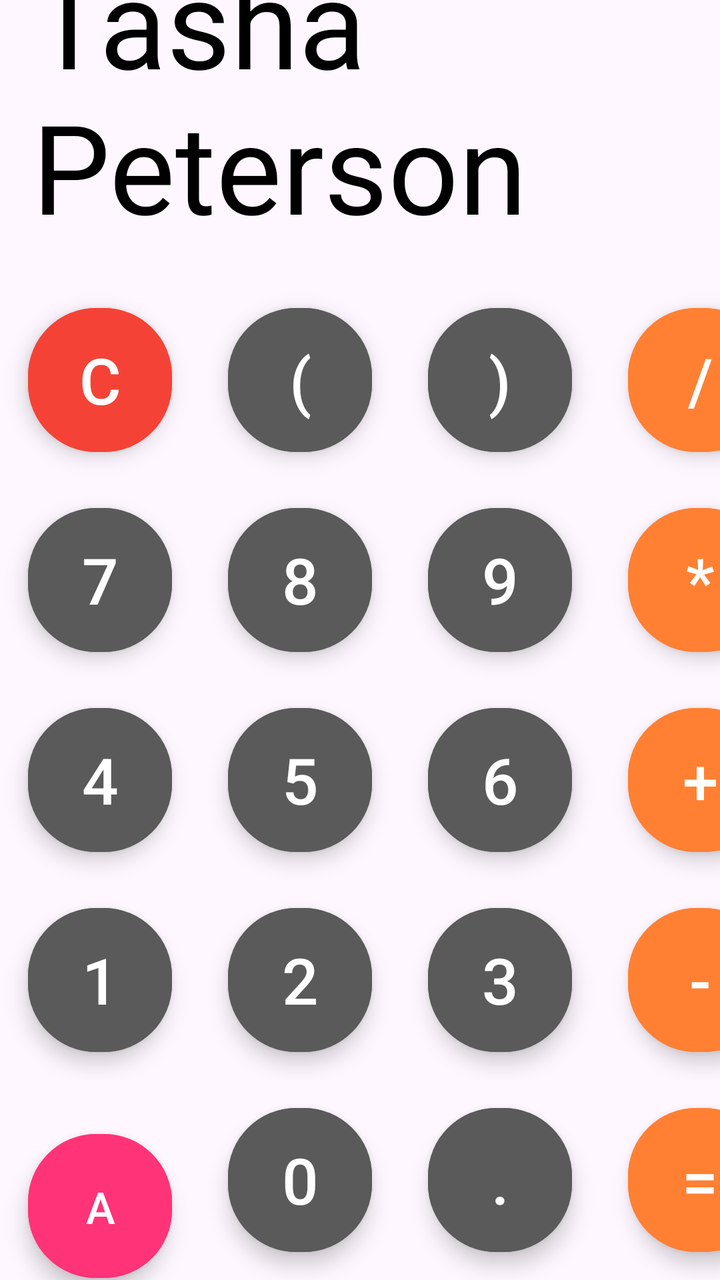
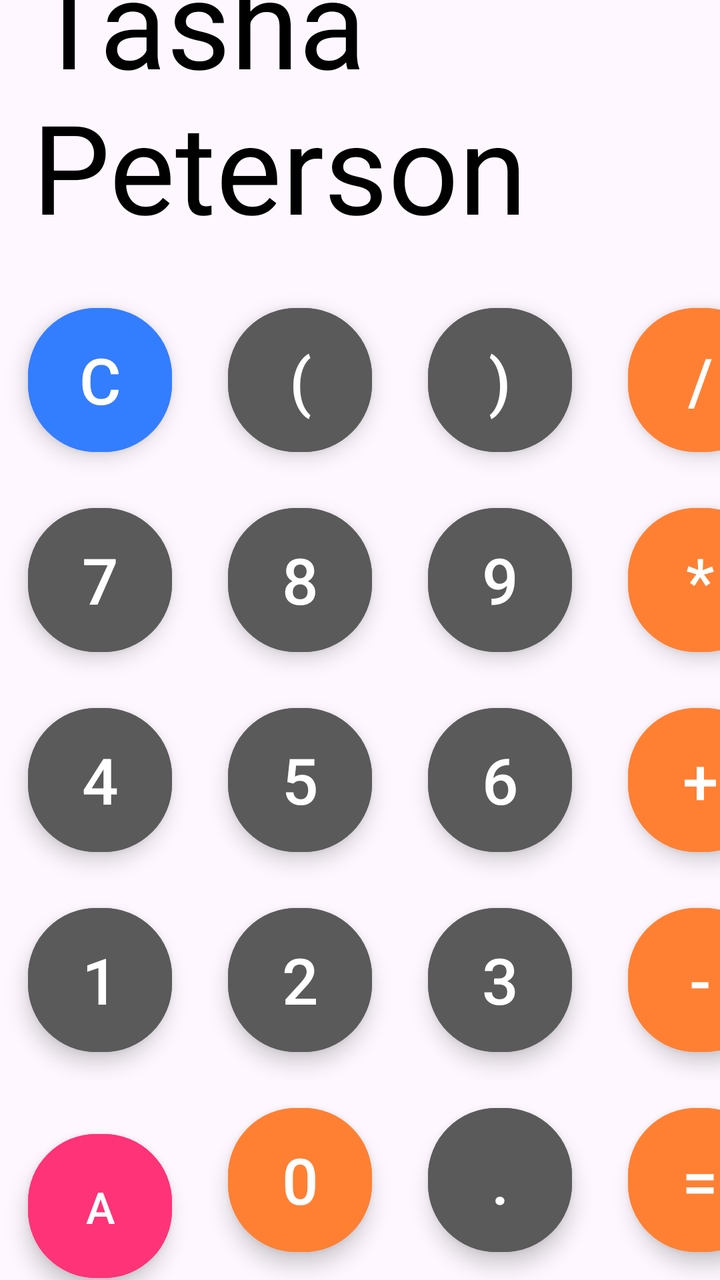

Compare the two renders of this Android layout. The source of the first and the diff that turns it into the second are given below.
<!-- AndroidManifest.xml: application theme Theme.Calculator -->
<!-- res/layout/activity_main.xml -->
<?xml version="1.0" encoding="utf-8"?>
<androidx.constraintlayout.widget.ConstraintLayout xmlns:android="http://schemas.android.com/apk/res/android"
    xmlns:app="http://schemas.android.com/apk/res-auto"
    xmlns:tools="http://schemas.android.com/tools"
    android:id="@+id/main"
    android:layout_width="match_parent"
    android:layout_height="match_parent"
    tools:context=".MainActivity">

    <TextView
        android:id="@+id/solution_tv"
        android:layout_width="match_parent"
        android:layout_height="wrap_content"
        android:layout_margin="16sp"
        android:text="@string/studentId"
        android:textColor="@color/black"
        android:textSize="32sp"
        android:textAlignment="textEnd"
        app:layout_constraintBottom_toTopOf="@id/result_tv"/>

    <TextView
        android:id="@+id/result_tv"
        android:layout_width="match_parent"
        android:layout_height="wrap_content"
        android:layout_margin="16sp"
        android:text="@string/Name"
        android:textColor="@color/black"
        android:textSize="62sp"
        android:textAlignment="textEnd"
        app:layout_constraintBottom_toTopOf="@id/button_layout"/>


    <LinearLayout
        android:id="@+id/button_layout"
        android:layout_width="match_parent"
        android:layout_height="wrap_content"
        android:orientation="vertical"
        app:layout_constraintBottom_toBottomOf="parent"
        app:layout_constraintStart_toStartOf="parent">


        <LinearLayout
            android:layout_gravity="center"
            android:layout_width="match_parent"
            android:layout_height="wrap_content"
            android:orientation="horizontal">


            <com.google.android.material.button.MaterialButton
                android:id="@+id/button_c"
                style="@style/Widget.MaterialComponents.ExtendedFloatingActionButton"
                android:layout_width="72dp"
                android:layout_height="72dp"
                android:layout_margin="14dp"
                android:text="@string/C"
                android:textColor="@color/white"
                android:textSize="32sp"
                android:backgroundTint="#F44336"
                app:cornerRadius="34dp"/>

            <com.google.android.material.button.MaterialButton
                android:id="@+id/button_open_bracket"
                style="@style/Widget.MaterialComponents.ExtendedFloatingActionButton"
                android:layout_width="72dp"
                android:layout_height="72dp"
                android:layout_margin="14dp"
                android:text="@string/openbracket"
                android:textColor="@color/white"
                android:textSize="32sp"
                android:backgroundTint="@color/gray"
                app:cornerRadius="34dp"/>

            <com.google.android.material.button.MaterialButton
                android:id="@+id/button_close_bracket"
                style="@style/Widget.MaterialComponents.ExtendedFloatingActionButton"
                android:layout_width="72dp"
                android:layout_height="72dp"
                android:layout_margin="14dp"
                android:text="@string/closebracket"
                android:textColor="@color/white"
                android:textSize="32sp"
                android:backgroundTint="@color/gray"
                app:cornerRadius="34dp"/>

            <com.google.android.material.button.MaterialButton
                android:id="@+id/button_divide"
                style="@style/Widget.MaterialComponents.ExtendedFloatingActionButton"
                android:layout_width="72dp"
                android:layout_height="72dp"
                android:layout_margin="14dp"
                android:text="@string/divide"
                android:textColor="@color/white"
                android:textSize="32sp"
                android:backgroundTint="#FF8033"
                app:cornerRadius="34dp"/>
        </LinearLayout>


        <LinearLayout
            android:layout_gravity="center"
            android:layout_width="match_parent"
            android:layout_height="wrap_content"
            android:orientation="horizontal">

            
            <com.google.android.material.button.MaterialButton
                android:id="@+id/button_7"
                style="@style/Widget.MaterialComponents.ExtendedFloatingActionButton"
                android:layout_width="72dp"
                android:layout_height="72dp"
                android:layout_margin="14dp"
                android:text="@string/_7"
                android:textColor="@color/white"
                android:textSize="32sp"
                android:backgroundTint="@color/gray"
                app:cornerRadius="34dp"/>
            
            <com.google.android.material.button.MaterialButton
                android:id="@+id/button_8"
                style="@style/Widget.MaterialComponents.ExtendedFloatingActionButton"
                android:layout_width="72dp"
                android:layout_height="72dp"
                android:layout_margin="14dp"
                android:text="@string/_8"
                android:textColor="@color/white"
                android:textSize="32sp"
                android:backgroundTint="@color/gray"
                app:cornerRadius="34dp"/>
            
            <com.google.android.material.button.MaterialButton
                android:id="@+id/button_9"
                style="@style/Widget.MaterialComponents.ExtendedFloatingActionButton"
                android:layout_width="72dp"
                android:layout_height="72dp"
                android:layout_margin="14dp"
                android:text="@string/_9"
                android:textColor="@color/white"
                android:textSize="32sp"
                android:backgroundTint="@color/gray"
                app:cornerRadius="34dp"/>
            
            <com.google.android.material.button.MaterialButton
                android:id="@+id/button_times"
                style="@style/Widget.MaterialComponents.ExtendedFloatingActionButton"
                android:layout_width="72dp"
                android:layout_height="72dp"
                android:layout_margin="14dp"
                android:text="@string/times"
                android:textColor="@color/white"
                android:textSize="32sp"
                android:backgroundTint="#FF8033"
                app:cornerRadius="34dp"/>
        </LinearLayout>
 
        <LinearLayout
            android:layout_gravity="center"
            android:layout_width="match_parent"
            android:layout_height="wrap_content"
            android:orientation="horizontal">

            
            <com.google.android.material.button.MaterialButton
                android:id="@+id/button_4"
                style="@style/Widget.MaterialComponents.ExtendedFloatingActionButton"
                android:layout_width="72dp"
                android:layout_height="72dp"
                android:layout_margin="14dp"
                android:text="@string/_4"
                android:textColor="@color/white"
                android:textSize="32sp"
                android:backgroundTint="@color/gray"
                app:cornerRadius="34dp"/>
            
            <com.google.android.material.button.MaterialButton
                android:id="@+id/button_5"
                style="@style/Widget.MaterialComponents.ExtendedFloatingActionButton"
                android:layout_width="72dp"
                android:layout_height="72dp"
                android:layout_margin="14dp"
                android:text="@string/_5"
                android:textColor="@color/white"
                android:textSize="32sp"
                android:backgroundTint="@color/gray"
                app:cornerRadius="34dp"/>
            
            <com.google.android.material.button.MaterialButton
                android:id="@+id/button_6"
                style="@style/Widget.MaterialComponents.ExtendedFloatingActionButton"
                android:layout_width="72dp"
                android:layout_height="72dp"
                android:layout_margin="14dp"
                android:text="@string/_6"
                android:textColor="@color/white"
                android:textSize="32sp"
                android:backgroundTint="@color/gray"
                app:cornerRadius="34dp"/>
            
            <com.google.android.material.button.MaterialButton
                android:id="@+id/button_plus"
                style="@style/Widget.MaterialComponents.ExtendedFloatingActionButton"
                android:layout_width="72dp"
                android:layout_height="72dp"
                android:layout_margin="14dp"
                android:text="@string/plus"
                android:textColor="@color/white"
                android:textSize="32sp"
                android:backgroundTint="#FF8033"
                app:cornerRadius="34dp"/>

        </LinearLayout>

        <LinearLayout
            android:layout_gravity="center"
            android:layout_width="match_parent"
            android:layout_height="wrap_content"
            android:orientation="horizontal">

            
            <com.google.android.material.button.MaterialButton
                android:id="@+id/button_1"
                style="@style/Widget.MaterialComponents.ExtendedFloatingActionButton"
                android:layout_width="72dp"
                android:layout_height="72dp"
                android:layout_margin="14dp"
                android:text="@string/_1"
                android:textColor="@color/white"
                android:textSize="32sp"
                android:backgroundTint="@color/gray"
                app:cornerRadius="34dp"/>
            
            <com.google.android.material.button.MaterialButton
                android:id="@+id/button_2"
                style="@style/Widget.MaterialComponents.ExtendedFloatingActionButton"
                android:layout_width="72dp"
                android:layout_height="72dp"
                android:layout_margin="14dp"
                android:text="@string/_2"
                android:textColor="@color/white"
                android:textSize="32sp"
                android:backgroundTint="@color/gray"
                app:cornerRadius="34dp"/>
            
            <com.google.android.material.button.MaterialButton
                android:id="@+id/button_3"
                style="@style/Widget.MaterialComponents.ExtendedFloatingActionButton"
                android:layout_width="72dp"
                android:layout_height="72dp"
                android:layout_margin="14dp"
                android:text="@string/_3"
                android:textColor="@color/white"
                android:textSize="32sp"
                android:backgroundTint="@color/gray"
                app:cornerRadius="34dp"/>
            
            <com.google.android.material.button.MaterialButton
                android:id="@+id/button_minus"
                style="@style/Widget.MaterialComponents.ExtendedFloatingActionButton"
                android:layout_width="72dp"
                android:layout_height="72dp"
                android:layout_margin="14dp"
                android:text="@string/minus"
                android:textColor="@color/white"
                android:textSize="32sp"
                android:backgroundTint="#FF8033"
                app:cornerRadius="34dp"/>

        </LinearLayout>

        <LinearLayout
            android:layout_gravity="center"
            android:layout_width="match_parent"
            android:layout_height="wrap_content"
            android:orientation="horizontal">

            
            <com.google.android.material.button.MaterialButton
                android:id="@+id/button_ac"
                style="@style/Widget.MaterialComponents.ExtendedFloatingActionButton"
                android:layout_width="72dp"
                android:layout_height="72dp"
                android:layout_margin="14dp"
                android:text="@string/ac"
                android:textColor="@color/white"
                android:textSize="22sp"
                android:backgroundTint="#FF3377"
                app:cornerRadius="34dp"/>
            
            <com.google.android.material.button.MaterialButton
                android:id="@+id/button_0"
                style="@style/Widget.MaterialComponents.ExtendedFloatingActionButton"
                android:layout_width="72dp"
                android:layout_height="72dp"
                android:layout_margin="14dp"
                android:text="@string/_0"
                android:textColor="@color/white"
                android:textSize="32sp"
                android:backgroundTint="@color/gray"
                app:cornerRadius="34dp"/>
            
            <com.google.android.material.button.MaterialButton
                android:id="@+id/button_dot"
                style="@style/Widget.MaterialComponents.ExtendedFloatingActionButton"
                android:layout_width="72dp"
                android:layout_height="72dp"
                android:layout_margin="14dp"
                android:text="@string/dot"
                android:textColor="@color/white"
                android:textSize="32sp"
                android:backgroundTint="@color/gray"
                app:cornerRadius="34dp"/>
            
            <com.google.android.material.button.MaterialButton
                android:id="@+id/button_equals"
                style="@style/Widget.MaterialComponents.ExtendedFloatingActionButton"
                android:layout_width="72dp"
                android:layout_height="72dp"
                android:layout_margin="14dp"
                android:text="@string/equal"
                android:textColor="@color/white"
                android:textSize="32sp"
                android:backgroundTint="#FF8033"
                app:cornerRadius="34dp"/>

        </LinearLayout>

    </LinearLayout>


</androidx.constraintlayout.widget.ConstraintLayout>
<!-- resources referenced by this layout -->
<resources>
  <color name="black">#FF000000</color>
  <color name="gray">#5A5A5A</color>
  <color name="white">#FFFFFFFF</color>
  <string name="C">C</string>
  <string name="Name">Tasha Peterson</string>
  <string name="_0">0</string>
  <string name="_1">1</string>
  <string name="_2">2</string>
  <string name="_3">3</string>
  <string name="_4">4</string>
  <string name="_5">5</string>
  <string name="_6">6</string>
  <string name="_7">7</string>
  <string name="_8">8</string>
  <string name="_9">9</string>
  <string name="ac">AC</string>
  <string name="closebracket">)</string>
  <string name="divide">/</string>
  <string name="dot">.</string>
  <string name="equal">=</string>
  <string name="minus">-</string>
  <string name="openbracket">(</string>
  <string name="plus">+</string>
  <string name="studentId">50284554</string>
  <string name="times">*</string>
  <style name="Theme.Calculator" parent="Base.Theme.Calculator" />
  <style name="Base.Theme.Calculator" parent="Theme.Material3.DayNight.NoActionBar">
          
          
      </style>
</resources>

<!-- the commit's change to res/layout/activity_main.xml (unified diff, before → after) -->
@@ -55,7 +55,7 @@
                 android:text="@string/C"
                 android:textColor="@color/white"
                 android:textSize="32sp"
-                android:backgroundTint="#F44336"
+                android:backgroundTint="#337DFF"
                 app:cornerRadius="34dp"/>
 
             <com.google.android.material.button.MaterialButton
@@ -294,7 +294,7 @@
                 android:text="@string/_0"
                 android:textColor="@color/white"
                 android:textSize="32sp"
-                android:backgroundTint="@color/gray"
+                android:backgroundTint="#FF8033"
                 app:cornerRadius="34dp"/>
             
             <com.google.android.material.button.MaterialButton
